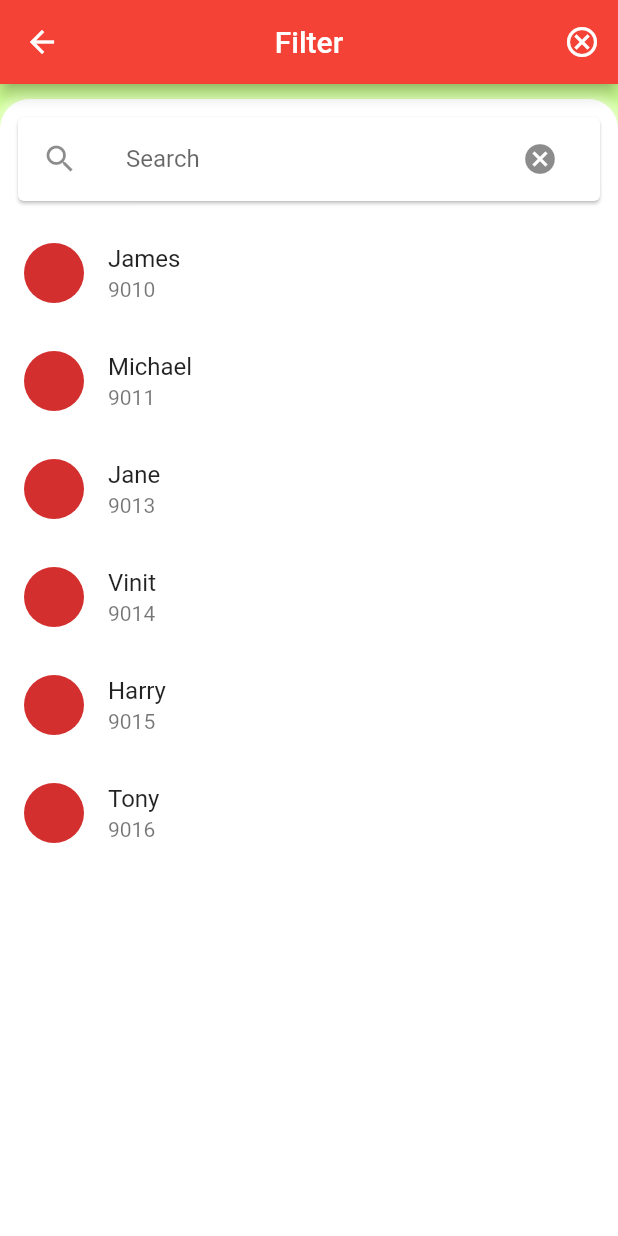
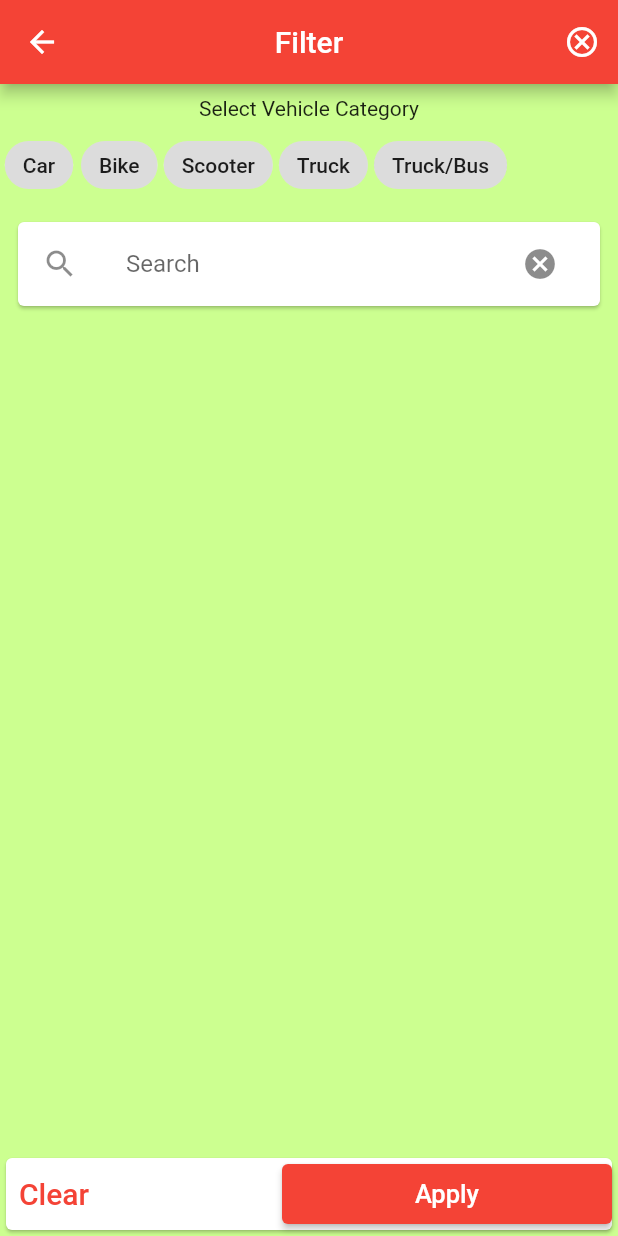
Before and after one commit to vikasdduc/tpcircle, a Flutter app: the FilterPage screen opened by its route, on a phone screen of 412 x 824 dp. Run offline on Flutter 3.47's test engine with Material 2 defaults, Android fonts, the phone set to English and light mode, and no system bars; our stand-ins replace badges, firebase_auth, firebase_core, firebase_messaging, flutter_local_notifications, rxdart; accounts and stored records are empty.

Commit message:
modalBottomSheet

```diff
--- a/lib/screens/filterPages/filter_screen.dart
+++ b/lib/screens/filterPages/filter_screen.dart
@@ -8,6 +8,10 @@ class FilterPage extends StatefulWidget{
 }
 
 class FilterPageState extends State<FilterPage>{
+
+  List vehicleList = ["Car", "Bike", "Scooter", "Truck", "Truck/Bus"];
+  TextEditingController searchController = TextEditingController();
+
   @override
 Widget build (BuildContext context){
     return Scaffold(
@@ -27,111 +31,235 @@ Widget build (BuildContext context){
             },),
         ],
       ),
-      body: searchableUsersWidget(),
-      // bottomNavigationBar: BottomNavigationBar(
-      //   items: [
-      //   ],),
+      body: Column(
+        children: [
+          const SizedBox(height: 8,),
+          Container( height: 20,
+            child: Text('Select Vehicle Category',textAlign: TextAlign.start,),),
+          Row(
+            children: List<Widget>.generate(
+                vehicleList.length, // place the length of the array here
+                    (int index) {
+                  return Container(
+                    margin: const EdgeInsets.all(2.0),
+                    child: GestureDetector(
+                      onTap: () {
+                       // tappedCategory(index);
+                      },
+                      child: Chip(
+                          label: Text(vehicleList[index])
+                      ),
+                    ),
+                  );
+                }).toList(),
+          ),
+          GestureDetector(
+            onTap: (){
+              _presentBottomSheet(context);
+            },
+            child: Container(
+              margin: const EdgeInsets.all(8),
+              child: Card(
+                child: ListTile(
+                  leading: const Icon(Icons.search),
+                  title: const TextField(
+                    //controller: searchController,
+                    decoration: InputDecoration(
+                        hintText: 'Search', border: InputBorder.none),
+
+                      //onChanged: (text) {
+                      // if (text.isNotEmpty) {
+                      //   searching = true;
+                      //   filtered.value = [];
+                      //   users.forEach((user) {
+                      //     if (user['name']
+                      //         .toString()
+                      //         .toLowerCase()
+                      //         .contains(text.toLowerCase()) ||
+                      //         user['tel'].toString().contains(text)) {
+                      //       filtered.value.add(user);
+                      //     }
+                      //   });
+                      // } else {
+                      //   searching = false;
+                      //   filtered.value = [];
+                      // }
+                    // },
+                  ),
+                  trailing: IconButton(
+                    icon: Icon(Icons.cancel),
+                    onPressed: () {
+
+                    },
+                  ),
+                ),
+              ),
+            ),
+          ),
+
+        ],
+      ),
+      //searchableUsersWidget(),
+      // bottomSheet: BottomSheet(
+      //   onClosing: () { },
+      //   builder: (BuildContext context) {
+      //     return searchableUsersWidget();
+      //   },),
+      bottomNavigationBar: Card(
+              child: Row(
+                mainAxisAlignment: MainAxisAlignment.spaceBetween,
+               children: [
+               TextButton(
+                 onPressed: () {  },
+                  child: const Text("Clear",style: TextStyle(fontSize: 20,color: Colors.red,),),),
+               SizedBox(width: 40,),
+               SizedBox(
+                 height: 40,
+                 width: 220,
+                 child: ElevatedButton(
+                   style: ElevatedButton.styleFrom(
+                       padding: const EdgeInsets.all(10)
+                   ),
+                  onPressed: (){},
+                   child: const Text(
+              "Apply" ,style: TextStyle(fontSize: 17,),),
+          ),
+               ),
+    ],
+  ),
+),
     );
   }
 
 }
 
-Widget searchableUsersWidget() {
-  List<Map> users = [
-    {'name': 'James', 'tel': '9010'},
-    {'name': 'Michael', 'tel': '9011'},
-    {'name': 'Jane', 'tel': '9013'},
-    {'name': 'Vinit', 'tel': '9014'},
-    {'name': 'Harry', 'tel': '9015'},
-    {'name': 'Tony', 'tel': '9016'},
+void _presentBottomSheet(BuildContext context){
+  showModalBottomSheet(
+      shape: const RoundedRectangleBorder( // <-- SEE HERE
+        borderRadius: BorderRadius.vertical(
+          top: Radius.circular(25.0),
+        ),
+      ),
+      context: context,
+      builder: (context) => ListView(
+        scrollDirection: Axis.vertical,
+        children: const [
+          ListTile(
+            leading: Icon(Icons.trip_origin_rounded),
+            title: Text('MRF'),
+          ),
+          ListTile(
+            leading: Icon(Icons.edit),
+            title: Text('YOKOHOMA'),
+          ),
+          ListTile(
+            leading: Icon(Icons.edit),
+            title: Text('CEAT'),
+          ),
+          ListTile(
+            leading: Icon(Icons.edit),
+            title: Text('APOLLO'),
+          ),
+        ],
+      ));
+}
 
-  ];
-  ValueNotifier<List<Map>> filtered = ValueNotifier<List<Map>>([]);
-  TextEditingController searchController = TextEditingController();
-  FocusNode searchFocus = FocusNode();
-  bool searching = false;
-  return ValueListenableBuilder<List>(
-      valueListenable: filtered,
-      builder: (context, value, _) {
-        return Container(
-          margin: const EdgeInsets.only(top: 10),
-          decoration: BoxDecoration(
-            color: Colors.white,
-            borderRadius:  const BorderRadius.only(
-                topLeft: Radius.circular(20),
-                topRight: Radius.circular(20)),
-            boxShadow: [
-              BoxShadow(
-                color: Colors.white.withOpacity(0.5),
-                spreadRadius: 4,
-                blurRadius: 6,
-                offset: const Offset(0, 3), // changes position of shadow
-              ),
-            ],
-          ),
-          child: Column(
-            children: [
-              Container(
-                margin: const EdgeInsets.all(8),
-                child: Card(
-                  child: ListTile(
-                    leading: const Icon(Icons.search),
-                    title: TextField(
-                      controller: searchController,
-                      decoration: const InputDecoration(
-                          hintText: 'Search', border: InputBorder.none),
-                      onChanged: (text) {
-                        if (text.isNotEmpty) {
-                          searching = true;
-                          filtered.value = [];
-                          users.forEach((user) {
-                            if (user['name']
-                                .toString()
-                                .toLowerCase()
-                                .contains(text.toLowerCase()) ||
-                                user['tel'].toString().contains(text)) {
-                              filtered.value.add(user);
-                            }
-                          });
-                        } else {
-                          searching = false;
-                          filtered.value = [];
-                        }
-                      },
-                    ),
-                    trailing: IconButton(
-                      icon: Icon(Icons.cancel),
-                      onPressed: () {
-                        searchController.clear();
-                        searching = false;
-                        filtered.value = [];
-                        if (searchFocus.hasFocus) searchFocus.unfocus();
-                      },
-                    ),
-                  ),
-                ),
-              ),
-              Expanded(
-                child: ListView.builder(
-                    itemCount: searching
-                        ? filtered.value.length
-                        : users.length,
-                    itemBuilder: (context, index) {
-                      final item = searching
-                          ? filtered.value[index]
-                          : users[index];
-                      return ListTile(
-                        leading: const CircleAvatar(
-
-                        ),
-                        title: Text(item['name']),
-                        subtitle: Text(item['tel']),
-                        onTap: () {},
-                      );
-                    }),
-              ),
-            ],
-          ),
-        );
-      });
-}
+// Widget searchableUsersWidget() {
+//   List<Map> users = [
+//     {'name': 'James', 'tel': '9010'},
+//     {'name': 'Michael', 'tel': '9011'},
+//     {'name': 'Jane', 'tel': '9013'},
+//     {'name': 'Vinit', 'tel': '9014'},
+//     {'name': 'Harry', 'tel': '9015'},
+//     {'name': 'Tony', 'tel': '9016'},
+//
+//   ];
+//   ValueNotifier<List<Map>> filtered = ValueNotifier<List<Map>>([]);
+//   TextEditingController searchController = TextEditingController();
+//   FocusNode searchFocus = FocusNode();
+//   bool searching = false;
+//   return ValueListenableBuilder<List>(
+//       valueListenable: filtered,
+//       builder: (context, value, _) {
+//         return Container(
+//           margin: const EdgeInsets.only(top: 10),
+//           decoration: BoxDecoration(
+//             color: Colors.white,
+//             borderRadius:  const BorderRadius.only(
+//                 topLeft: Radius.circular(20),
+//                 topRight: Radius.circular(20)),
+//             boxShadow: [
+//               BoxShadow(
+//                 color: Colors.white.withOpacity(0.5),
+//                 spreadRadius: 4,
+//                 blurRadius: 6,
+//                 offset: const Offset(0, 3), // changes position of shadow
+//               ),
+//             ],
+//           ),
+//           child: Column(
+//             children: [
+//               Container(
+//                 margin: const EdgeInsets.all(8),
+//                 child: Card(
+//                   child: ListTile(
+//                     leading: const Icon(Icons.search),
+//                     title: TextField(
+//                       controller: searchController,
+//                       decoration: const InputDecoration(
+//                           hintText: 'Search', border: InputBorder.none),
+//                       onChanged: (text) {
+//                         if (text.isNotEmpty) {
+//                           searching = true;
+//                           filtered.value = [];
+//                           users.forEach((user) {
+//                             if (user['name']
+//                                 .toString()
+//                                 .toLowerCase()
+//                                 .contains(text.toLowerCase()) ||
+//                                 user['tel'].toString().contains(text)) {
+//                               filtered.value.add(user);
+//                             }
+//                           });
+//                         } else {
+//                           searching = false;
+//                           filtered.value = [];
+//                         }
+//                       },
+//                     ),
+//                     trailing: IconButton(
+//                       icon: Icon(Icons.cancel),
+//                       onPressed: () {
+//                         searchController.clear();
+//                         searching = false;
+//                         filtered.value = [];
+//                         if (searchFocus.hasFocus) searchFocus.unfocus();
+//                       },
+//                     ),
+//                   ),
+//                 ),
+//               ),
+//               Expanded(
+//                 child: ListView.builder(
+//                     itemCount: searching
+//                         ? filtered.value.length
+//                         : users.length,
+//                     itemBuilder: (context, index) {
+//                       final item = searching
+//                           ? filtered.value[index]
+//                           : users[index];
+//                       return ListTile(
+//                         leading: const CircleAvatar(
+//
+//                         ),
+//                         title: Text(item['name']),
+//                         subtitle: Text(item['tel']),
+//                         onTap: () {},
+//                       );
+//                     }),
+//               ),
+//             ],
+//           ),
+//         );
+//       });
+// }
--- a/lib/screens/login.dart
+++ b/lib/screens/login.dart
@@ -98,7 +98,7 @@
 //               //     shape: RoundedRectangleBorder( //to set border radius to button
 //               //         borderRadius: BorderRadius.circular(30)
 //               //     ),
-//               //     padding: const EdgeInsets.all(5) //content padding inside button
+  //               //     padding: const EdgeInsets.all(5) //content padding inside button
 //               // ),
 //
 //               onPressed: () {
--- a/lib/screens/rest_api_example/api_home_page.dart
+++ b/lib/screens/rest_api_example/api_home_page.dart
@@ -38,7 +38,7 @@ class _HomeForApiState extends State<HomeForApi>{
         child: CircularProgressIndicator(),
       )
           : ListView.builder(
-        itemCount: _userModel!.length,
+          itemCount: _userModel!.length,
           itemBuilder: (context,index){
           return Card(
             child: Column(
```
Also changed, not shown: lib/screens/filterPages/chip_filter_page.dart (+33 -20 lines), lib/screens/filterPages/chip_filter_test.dart (added, +158 -0 lines).
